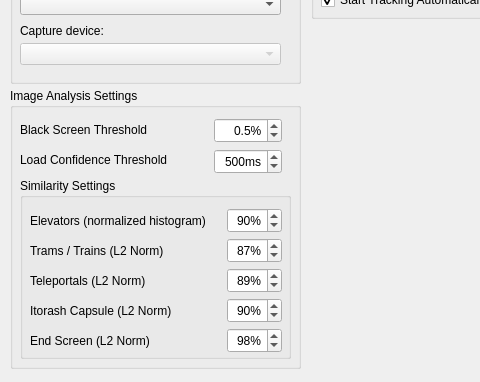
This is res/settings.ui in goth-uhaul/zdcurtain as Qt 5 draws it before an edit; both pictures show x 0 to 480 and y 122 to 504 of the 664 by 504 pixel window. The edited form follows.
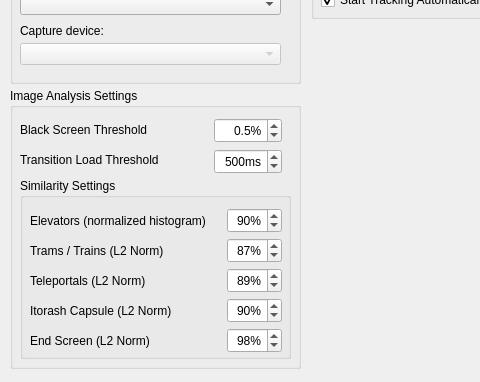
This is the edited form. Icons and pictures are not drawn.

Patch:
```diff
--- a/res/settings.ui
+++ b/res/settings.ui
@@ -11,6 +11,18 @@
     <height>504</height>
    </rect>
   </property>
+  <property name="minimumSize">
+   <size>
+    <width>664</width>
+    <height>504</height>
+   </size>
+  </property>
+  <property name="maximumSize">
+   <size>
+    <width>664</width>
+    <height>504</height>
+   </size>
+  </property>
   <property name="font">
    <font>
     <pointsize>9</pointsize>
@@ -420,7 +432,7 @@
      </rect>
     </property>
     <property name="text">
-     <string>Load Confidence Threshold</string>
+     <string>Transition Load Threshold</string>
     </property>
    </widget>
    <widget class="QSpinBox" name="load_confidence_threshold_spinbox">
```
